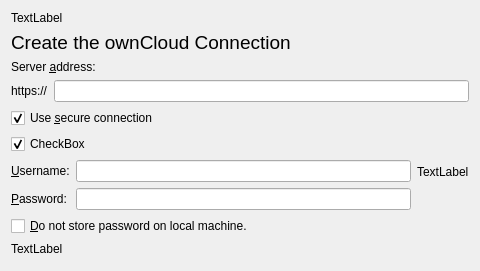
First picture: the form in src/mirall/owncloudsetuppage.ui, repository GrossLukas/client, before the edit.
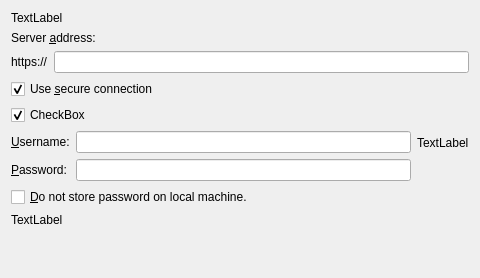
Second picture: the form after the edit.

Diff of the .ui file:
```diff
--- a/src/mirall/owncloudsetuppage.ui
+++ b/src/mirall/owncloudsetuppage.ui
@@ -7,33 +7,14 @@
     <x>0</x>
     <y>0</y>
     <width>480</width>
-    <height>271</height>
+    <height>278</height>
    </rect>
   </property>
   <property name="windowTitle">
    <string>Form</string>
   </property>
   <layout class="QGridLayout" name="gridLayout">
-   <item row="1" column="0" colspan="2">
-    <widget class="QSplitter" name="splitter_2">
-     <property name="orientation">
-      <enum>Qt::Horizontal</enum>
-     </property>
-     <widget class="QLabel" name="label_3">
-      <property name="font">
-       <font>
-        <pointsize>14</pointsize>
-        <weight>50</weight>
-        <bold>false</bold>
-       </font>
-      </property>
-      <property name="text">
-       <string>Create the ownCloud Connection</string>
-      </property>
-     </widget>
-    </widget>
-   </item>
-   <item row="2" column="0">
+   <item row="1" column="0">
     <widget class="QLabel" name="serverAddressLabel">
      <property name="text">
       <string>Server &amp;address:</string>
@@ -43,25 +24,20 @@
      </property>
     </widget>
    </item>
+   <item row="0" column="0" colspan="2">
+    <widget class="QLabel" name="topLabel">
+     <property name="sizePolicy">
+      <sizepolicy hsizetype="Preferred" vsizetype="Fixed">
+       <horstretch>0</horstretch>
+       <verstretch>0</verstretch>
+      </sizepolicy>
+     </property>
+     <property name="text">
+      <string>TextLabel</string>
+     </property>
+    </widget>
+   </item>
    <item row="3" column="0" colspan="2">
-    <layout class="QHBoxLayout" name="horizontalLayout">
-     <item>
-      <widget class="QLabel" name="protocolLabel">
-       <property name="text">
-        <string>https://</string>
-       </property>
-      </widget>
-     </item>
-     <item>
-      <widget class="QLineEdit" name="leUrl">
-       <property name="toolTip">
-        <string>Enter the url of the ownCloud you want to connect to (without http or https).</string>
-       </property>
-      </widget>
-     </item>
-    </layout>
-   </item>
-   <item row="4" column="0" colspan="2">
     <layout class="QHBoxLayout" name="horizontalLayout_2">
      <item>
       <layout class="QVBoxLayout" name="verticalLayout">
@@ -156,7 +132,32 @@
      </item>
     </layout>
    </item>
-   <item row="6" column="1">
+   <item row="2" column="0" colspan="2">
+    <layout class="QHBoxLayout" name="horizontalLayout">
+     <item>
+      <widget class="QLabel" name="protocolLabel">
+       <property name="text">
+        <string>https://</string>
+       </property>
+      </widget>
+     </item>
+     <item>
+      <widget class="QLineEdit" name="leUrl">
+       <property name="toolTip">
+        <string>Enter the url of the ownCloud you want to connect to (without http or https).</string>
+       </property>
+      </widget>
+     </item>
+    </layout>
+   </item>
+   <item row="4" column="0" colspan="2">
+    <widget class="QLabel" name="bottomLabel">
+     <property name="text">
+      <string>TextLabel</string>
+     </property>
+    </widget>
+   </item>
+   <item row="5" column="1">
     <spacer name="verticalSpacer">
      <property name="orientation">
       <enum>Qt::Vertical</enum>
@@ -169,26 +170,6 @@
      </property>
     </spacer>
    </item>
-   <item row="0" column="0" colspan="2">
-    <widget class="QLabel" name="topLabel">
-     <property name="sizePolicy">
-      <sizepolicy hsizetype="Preferred" vsizetype="Fixed">
-       <horstretch>0</horstretch>
-       <verstretch>0</verstretch>
-      </sizepolicy>
-     </property>
-     <property name="text">
-      <string>TextLabel</string>
-     </property>
-    </widget>
-   </item>
-   <item row="5" column="0" colspan="2">
-    <widget class="QLabel" name="bottomLabel">
-     <property name="text">
-      <string>TextLabel</string>
-     </property>
-    </widget>
-   </item>
   </layout>
  </widget>
  <resources/>
```
